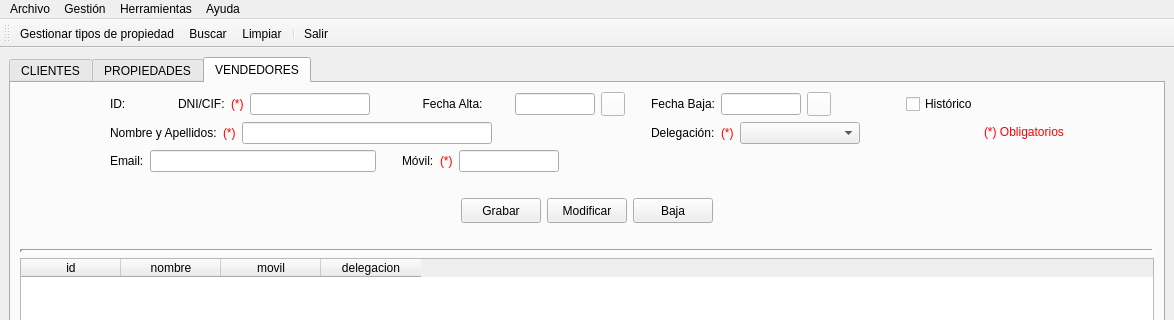
Old version of the form templates/venPrincipal.ui in the repository BuaTeijeiro/ProyectoDI; both pictures show x 0 to 1174 and y 0 to 320 of the 1174 by 769 pixel window.
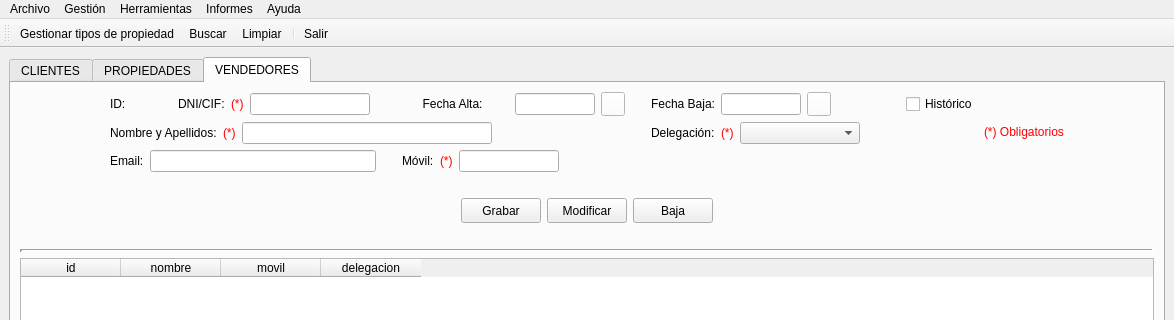
New version of the form. Icons and pictures are not drawn.

Commit message: inicio informes

```diff
--- a/templates/venPrincipal.ui
+++ b/templates/venPrincipal.ui
@@ -4094,9 +4094,17 @@
     </property>
     <addaction name="actionTipoPropiedades"/>
    </widget>
+   <widget class="QMenu" name="menuInformes">
+    <property name="title">
+     <string>Informes</string>
+    </property>
+    <addaction name="actionListado_Clientes"/>
+    <addaction name="actionListado_Propiedades"/>
+   </widget>
    <addaction name="menuArchivo"/>
    <addaction name="menuGesti_n"/>
    <addaction name="menuHerramientas"/>
+   <addaction name="menuInformes"/>
    <addaction name="menuAyuda"/>
   </widget>
   <widget class="QStatusBar" name="statusbar"/>
```
Left out of the diff: 10 changed lines with no effect on the pictures. The commit also changes 12 other files.
